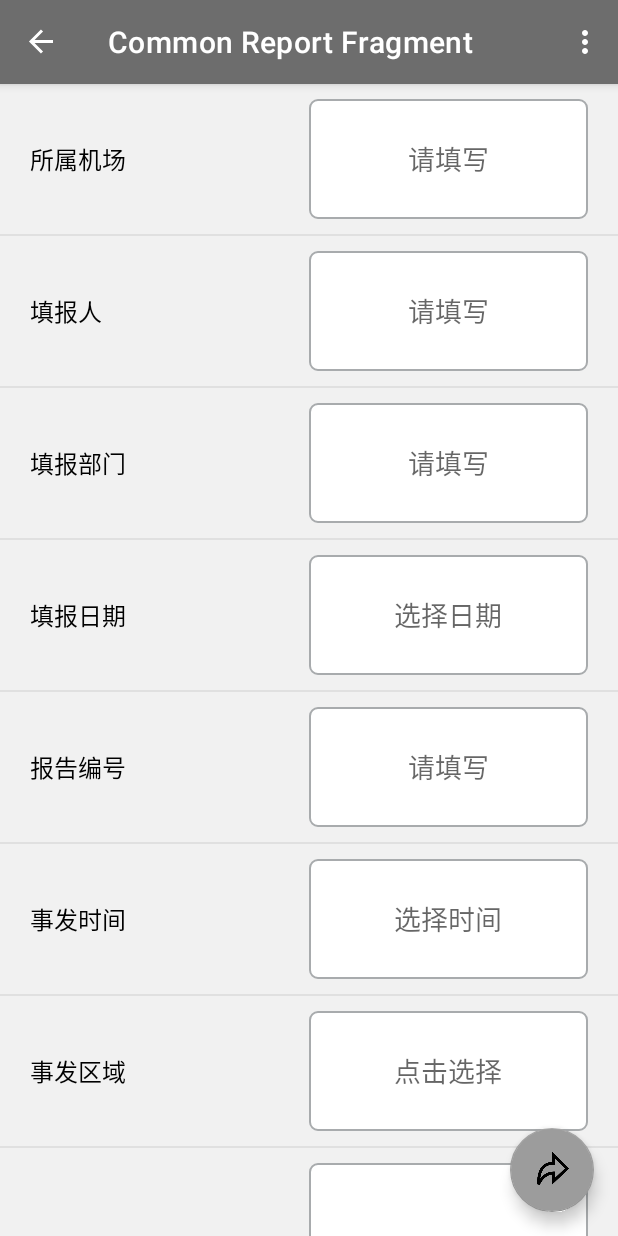
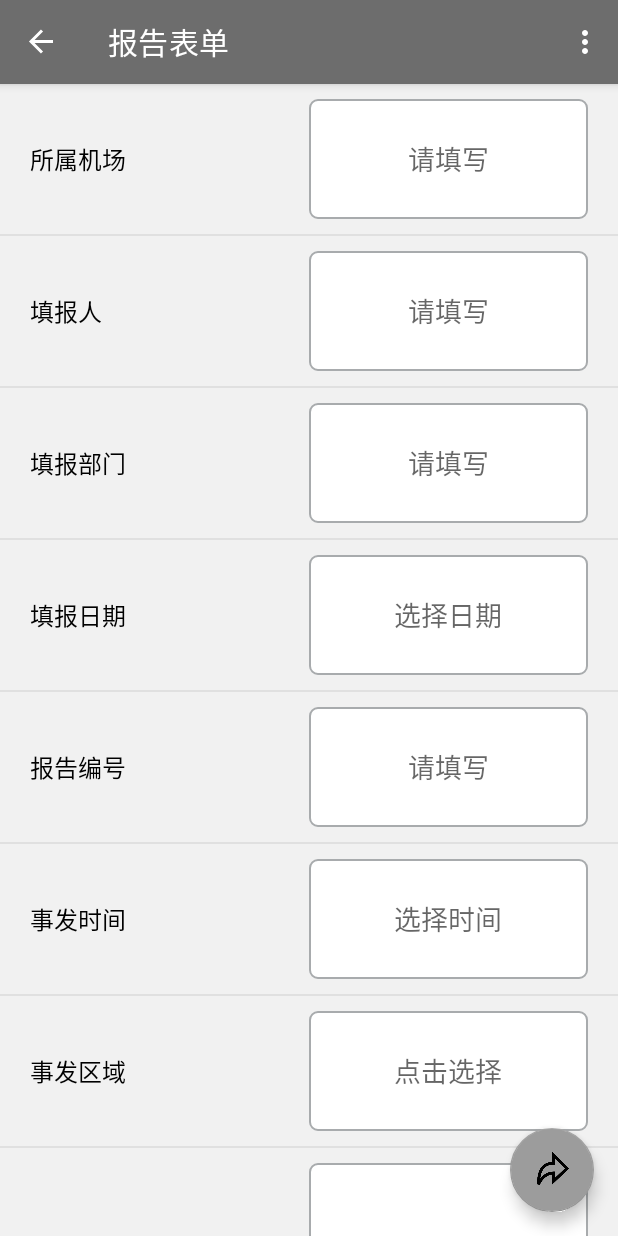
Before and after one commit to MikkoAyaka/CCAA-SMP-Android, an Android app: the screen it shows after launch (MainActivity), after a tap on "自愿报告", on a phone screen of 412 x 824 dp. Run offline under Robolectric (Android 15) with nearby library versions, the phone set to English and light mode, and no system bars; our stand-ins replace navigation-ui; libraries missing offline, so code that uses them is left out: com.loper7.date_time_picker.

Commit message:
修改页面标题

```diff
--- a/app/src/main/java/org/ccaa/android/ccaa_smp/fragments/MainFragment.kt
+++ b/app/src/main/java/org/ccaa/android/ccaa_smp/fragments/MainFragment.kt
@@ -55,7 +55,7 @@ class MainFragment : CommonFragment() {
             findNavController().navigate(R.id.nav_form_page)
         }
         binding.linearlayoutSafeCheck.setOnClickListener{
-            // 打开安全检查页面
+            // TODO 打开安全检查页面
             FormItemData.nowDataList = listOf()
             findNavController().navigate(R.id.nav_form_page)
         }
--- a/app/src/main/res/navigation/nav_graph.xml
+++ b/app/src/main/res/navigation/nav_graph.xml
@@ -17,8 +17,8 @@
     </fragment>
     <fragment
         android:id="@+id/CommonReportFragment"
+        android:label="@string/report_fragment_label"
         android:name="org.ccaa.android.ccaa_smp.fragments.CommonReportFragment"
-        android:label="Common Report Fragment"
         tools:layout="@layout/fragment_base_report">
 
         <action
--- a/app/src/main/res/values/strings.xml
+++ b/app/src/main/res/values/strings.xml
@@ -2,11 +2,8 @@
     <string name="app_name">CCAA-SMP</string>
     <string name="action_settings">设置</string>
     <!-- Strings used for fragments for navigation -->
-    <string name="main_fragment_label">Main Fragment</string>
-    <string name="voluntary_report_fragment_label">Voluntary Report Fragment</string>
+    <string name="main_fragment_label">主页</string>
+    <string name="report_fragment_label">报告表单</string>
     <string name="next">Next</string>
     <string name="previous">Previous</string>
-
-    <string name="hello_first_fragment">Hello first fragment</string>
-    <string name="hello_second_fragment">Hello second fragment. Arg: %1$s</string>
 </resources>
```
